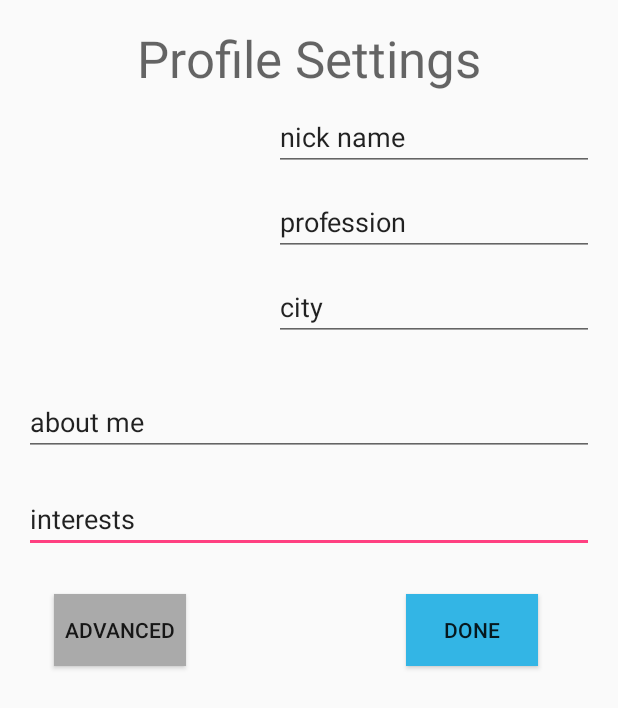
After one commit to jagrutipatil/SnappyChat, an Android app: the layout activity_profile_view.xml on its own in the app's theme, with its tools: preview values and no code run, on a phone screen of 412 x 824 dp. The commit adds this screen. Shown: the top 708 px of the screen. Run offline under Robolectric (Android 15) with nearby library versions, the phone set to English and light mode, and no system bars.

Commit message:
initial profile UI

```diff
--- a/app/build.gradle
+++ b/app/build.gradle
@@ -27,10 +27,10 @@ dependencies {
     compile 'com.android.support:appcompat-v7:25.0.1'
     compile 'com.google.firebase:firebase-storage:10.0.1'
     compile 'com.google.firebase:firebase-auth:10.0.1'
+    compile 'com.squareup.picasso:picasso:2.5.2'
     compile 'com.google.firebase:firebase-database:10.0.1'
     testCompile 'junit:junit:4.12'
 }
 
 
-
 apply plugin: 'com.google.gms.google-services'
--- a/app/src/main/AndroidManifest.xml
+++ b/app/src/main/AndroidManifest.xml
@@ -1,6 +1,9 @@
 <?xml version="1.0" encoding="utf-8"?>
 <manifest xmlns:android="http://schemas.android.com/apk/res/android"
     package="edu.sjsu.snappychat">
+
+    <uses-permission android:name="android.permission.INTERNET" />
+    <uses-permission android:name="android.permission.CAMERA" />
 
     <application
         android:allowBackup="true"
--- a/app/src/main/java/edu/sjsu/snappychat/MainActivity.java
+++ b/app/src/main/java/edu/sjsu/snappychat/MainActivity.java
@@ -11,6 +11,7 @@ import android.support.annotation.NonNull;
 import android.support.v7.app.AppCompatActivity;
 import android.view.View;
 import android.widget.Button;
+import android.widget.ImageButton;
 import android.widget.ImageView;
 import android.widget.Toast;
 
@@ -22,6 +23,7 @@ import com.google.firebase.storage.FirebaseStorage;
 import com.google.firebase.storage.OnProgressListener;
 import com.google.firebase.storage.StorageReference;
 import com.google.firebase.storage.UploadTask;
+import com.squareup.picasso.Picasso;
 
 import java.io.IOException;
 import java.util.regex.Pattern;
@@ -32,12 +34,14 @@ import edu.sjsu.snappychat.util.Constant;
 public class MainActivity extends AppCompatActivity implements View.OnClickListener /*  implementing click listener */ {
     //a constant to track the file chooser intent
     private static final int PICK_IMAGE_REQUEST = 234;
+    private static final int CAMERA_CODE = 1;
 
     //Buttons
     private Button buttonChoose;
     private Button buttonUpload;
     private Button buttonPost;
     private StorageReference mStorageRef;
+    private ImageButton imgBtn;
     private FirebaseDatabase mDatabase;
     private DatabaseReference mDatabaseReference;
     private User loggedInUser;
@@ -47,6 +51,9 @@ public class MainActivity extends AppCompatActivity implements View.OnClickListe
     //a Uri object to store file path
     private Uri filePath;
 
+    //progress dialogue
+    private ProgressDialog progress;
+
     @Override
     protected void onCreate(Bundle savedInstanceState) {
         super.onCreate(savedInstanceState);
@@ -55,6 +62,7 @@ public class MainActivity extends AppCompatActivity implements View.OnClickListe
         //getting views from layout
         buttonChoose = (Button) findViewById(R.id.buttonChoose);
         buttonUpload = (Button) findViewById(R.id.buttonUpload);
+        imgBtn = (ImageButton) findViewById(R.id.imageButton);
         buttonPost = (Button) findViewById(R.id.buttonPost);
 
         imageView = (ImageView) findViewById(R.id.imageView);
@@ -62,8 +70,19 @@ public class MainActivity extends AppCompatActivity implements View.OnClickListe
         //attaching listener
         buttonChoose.setOnClickListener(this);
         buttonUpload.setOnClickListener(this);
+        imgBtn.setOnClickListener(new View.OnClickListener() {
+            @Override
+            public void onClick(View view) {
+                Intent intent = new Intent(MediaStore.ACTION_IMAGE_CAPTURE);
+                startActivityForResult(intent,CAMERA_CODE);
+            }
+        });
+
+        imageView = (ImageView) findViewById(R.id.imageView);
         buttonPost.setOnClickListener(this);
         mStorageRef = FirebaseStorage.getInstance().getReference();
+
+        progress = new ProgressDialog(this);
         mDatabase = FirebaseDatabase.getInstance();
         mDatabaseReference = mDatabase.getReference();
     }
@@ -105,9 +124,28 @@ public class MainActivity extends AppCompatActivity implements View.OnClickListe
             } catch (IOException e) {
                 e.printStackTrace();
             }
+        }else if(requestCode == CAMERA_CODE && resultCode == RESULT_OK){
+
+            progress.setMessage("Uploading Image.....");
+            progress.show();
+
+            Uri uri = data.getData();
+
+            StorageReference filePath = mStorageRef.child("images").child(uri.getLastPathSegment());
+
+            filePath.putFile(uri).addOnSuccessListener(new OnSuccessListener<UploadTask.TaskSnapshot>() {
+                @Override
+                public void onSuccess(UploadTask.TaskSnapshot taskSnapshot) {
+                    progress.dismiss();
+
+                    Uri downloadUri = taskSnapshot.getDownloadUrl();
+                    Picasso.with(MainActivity.this).load(downloadUri).fit().centerCrop().into(imageView);
+
+                    Toast.makeText(MainActivity.this,"Uploading file finished....",Toast.LENGTH_LONG);
+                }
+            });
         }
     }
-
     //this method will upload the file
     private void uploadFile() {
         //if there is a file to upload
@@ -157,7 +195,6 @@ public class MainActivity extends AppCompatActivity implements View.OnClickListe
             //you can display an error toast
         }
     }
-
     @Override
     public void onClick(View view) {
         //if the clicked button is choose
--- a/app/src/main/res/layout/activity_main.xml
+++ b/app/src/main/res/layout/activity_main.xml
@@ -1,6 +1,7 @@
 <?xml version="1.0" encoding="utf-8"?>
 <RelativeLayout xmlns:android="http://schemas.android.com/apk/res/android"
-xmlns:tools="http://schemas.android.com/tools"
+    xmlns:app="http://schemas.android.com/apk/res-auto"
+    xmlns:tools="http://schemas.android.com/tools"
 android:id="@+id/activity_main"
 android:layout_width="match_parent"
 android:layout_height="match_parent"
@@ -38,10 +39,18 @@ tools:context="edu.sjsu.snappychat.MainActivity">
 
 </LinearLayout>
 
-<ImageView
-    android:id="@+id/imageView"
-    android:layout_width="match_parent"
-    android:layout_height="match_parent"
-    android:layout_below="@id/linearLayout" />
+    <ImageButton
+        android:layout_width="50dp"
+        android:layout_height="50dp"
+        android:id="@+id/imageButton"
+        android:layout_below="@+id/linearLayout" />
+
+    <ImageView
+        android:layout_width="250dp"
+        android:layout_height="250dp"
+        android:id="@+id/imageView"
+        android:layout_marginBottom="51dp"
+        android:layout_alignParentBottom="true"
+        android:layout_toEndOf="@+id/imageButton" />
 
 </RelativeLayout>
--- /dev/null
+++ b/app/src/main/res/layout/activity_profile_view.xml
@@ -0,0 +1,114 @@
+<?xml version="1.0" encoding="utf-8"?>
+<RelativeLayout xmlns:android="http://schemas.android.com/apk/res/android"
+    xmlns:app="http://schemas.android.com/apk/res-auto"
+    xmlns:tools="http://schemas.android.com/tools"
+    android:id="@+id/activity_profile_view"
+    android:layout_width="match_parent"
+    android:layout_height="match_parent"
+    android:paddingBottom="@dimen/activity_vertical_margin"
+    android:paddingLeft="@dimen/activity_horizontal_margin"
+    android:paddingRight="@dimen/activity_horizontal_margin"
+    android:paddingTop="@dimen/activity_vertical_margin"
+    tools:context="edu.sjsu.snappychat.profile_view">
+
+    <EditText
+        android:layout_width="wrap_content"
+        android:layout_height="wrap_content"
+        android:inputType="textMultiLine"
+        android:ems="10"
+        android:text="interests"
+        android:id="@+id/interest"
+        android:layout_marginTop="19dp"
+        android:layout_below="@+id/aboutme"
+        android:layout_alignEnd="@+id/city"
+        android:layout_alignParentStart="true" />
+
+    <EditText
+        android:layout_width="wrap_content"
+        android:layout_height="wrap_content"
+        android:inputType="textPersonName"
+        android:text="city"
+        android:ems="10"
+        android:id="@+id/city"
+        android:layout_weight="1"
+        android:layout_alignBottom="@+id/profilePic"
+        android:layout_alignParentEnd="true" />
+
+    <EditText
+        android:layout_width="wrap_content"
+        android:layout_height="wrap_content"
+        android:inputType="textPersonName"
+        android:text="profession"
+        android:ems="10"
+        android:id="@+id/profession"
+        android:layout_weight="1"
+        android:layout_above="@+id/city"
+        android:layout_alignParentEnd="true"
+        android:layout_marginBottom="11dp"
+        android:layout_marginTop="11dp" />
+
+    <EditText
+        android:layout_width="wrap_content"
+        android:layout_height="wrap_content"
+        android:inputType="textPersonName"
+        android:text="nick name"
+        android:ems="10"
+        android:id="@+id/nickName"
+        android:layout_above="@+id/profession"
+        android:layout_alignParentEnd="true" />
+
+    <EditText
+        android:layout_width="wrap_content"
+        android:layout_height="wrap_content"
+        android:inputType="textMultiLine"
+        android:text="about me"
+        android:ems="10"
+        android:id="@+id/aboutme"
+        android:layout_marginTop="31dp"
+        android:layout_below="@+id/profilePic"
+        android:layout_alignParentStart="true"
+        android:layout_alignParentEnd="true" />
+
+    <ImageView
+        android:layout_height="145dp"
+        android:id="@+id/profilePic"
+        android:layout_width="136dp"
+        android:layout_marginTop="66dp"
+        android:layout_alignParentTop="true"
+        android:layout_alignParentStart="true" />
+
+    <TextView
+        android:text="Profile Settings"
+        android:layout_width="wrap_content"
+        android:layout_height="wrap_content"
+        android:id="@+id/textView"
+        android:textAppearance="@style/TextAppearance.AppCompat.Display1"
+        android:layout_alignParentTop="true"
+        android:layout_centerHorizontal="true" />
+
+    <Button
+        android:text="Advanced"
+        android:layout_width="wrap_content"
+        android:layout_height="wrap_content"
+        android:layout_below="@+id/interest"
+        android:layout_alignParentStart="true"
+        android:layout_marginStart="20dp"
+        android:layout_marginTop="27dp"
+        android:id="@+id/button2"
+        android:background="@android:color/darker_gray"
+        style="@android:style/Widget.Material.Light.Button.Inset" />
+
+    <Button
+        android:text="Done"
+        android:layout_width="wrap_content"
+        android:layout_height="wrap_content"
+        android:layout_marginEnd="37dp"
+        android:id="@+id/button3"
+        android:layout_alignParentEnd="true"
+        android:layout_alignBottom="@+id/button2"
+        android:layout_alignTop="@+id/button2"
+        style="@android:style/Widget.Material.Button"
+        android:background="@android:color/holo_blue_light" />
+
+
+</RelativeLayout>
```
